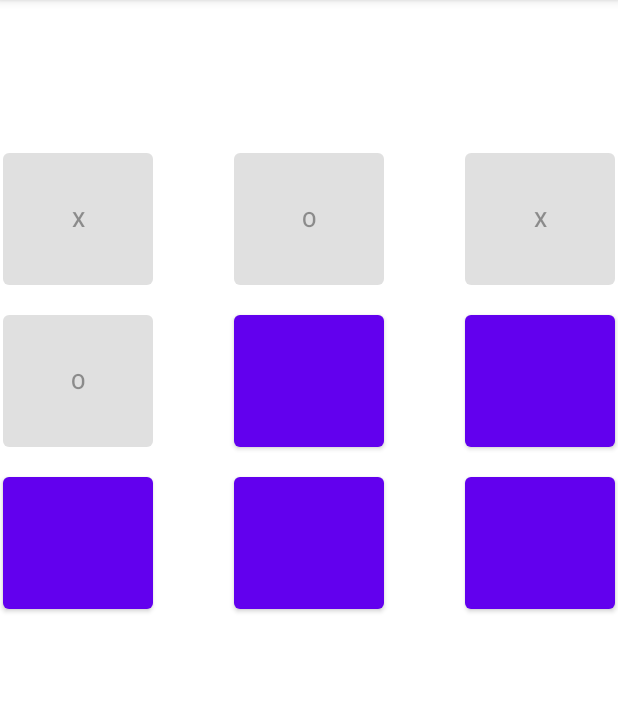
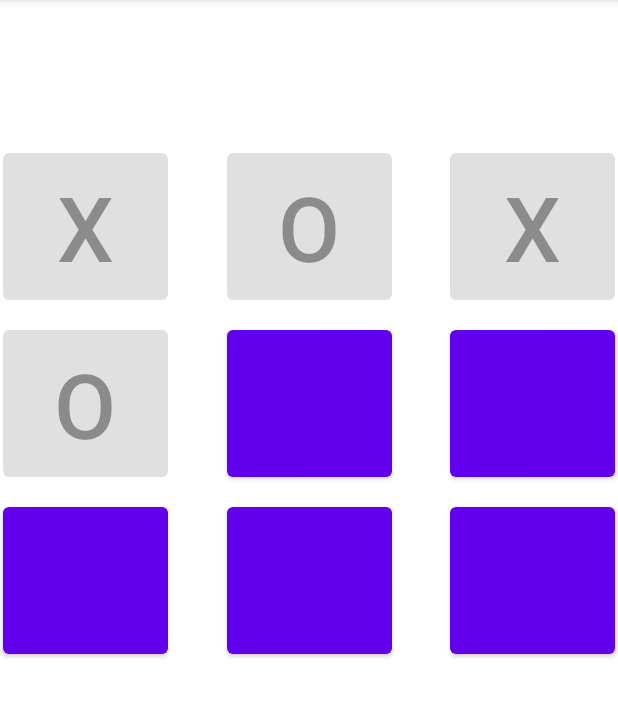
Before and after one commit to Andile-mazibuko/tic-tac-toe-android-project, an Android app: the screen it shows after launch (MainActivity), after a tap on an icon or button, on a phone screen of 412 x 824 dp, the part 84-801 px from its top. Run offline under Robolectric (Android 15) with nearby library versions, the phone set to English and light mode, and no system bars; 3 other taps on this screen came first.

Commit message:
Increased fonts

```diff
--- a/Tictactoe/app/src/main/java/com/example/tictactoe/MainActivity.java
+++ b/Tictactoe/app/src/main/java/com/example/tictactoe/MainActivity.java
@@ -52,6 +52,7 @@ public class MainActivity extends AppCompatActivity {
         Button btn21 = (Button) findViewById(R.id.btn21);
         Button btn22 = (Button) findViewById(R.id.btn22);
         Button[] buttons = {btn00,btn01,btn02,btn10,btn11,btn12,btn20,btn21,btn22};
+
         if((btn00.getText().equals(player) && btn01.getText().equals(player) && btn02.getText().equals(player)) ||
                 (btn10.getText().equals(player) && btn11.getText().equals(player) && btn12.getText().equals(player)) ||
                 (btn20.getText().equals(player) && btn21.getText().equals(player) && btn22.getText().equals(player)) ||
--- a/Tictactoe/app/src/main/res/layout/activity_main.xml
+++ b/Tictactoe/app/src/main/res/layout/activity_main.xml
@@ -8,10 +8,11 @@
 
     <Button
         android:id="@+id/btn00"
-        android:layout_width="100dp"
-        android:layout_height="100dp"
+        android:layout_width="110dp"
+        android:layout_height="110dp"
         android:layout_marginStart="2dp"
         android:layout_marginTop="96dp"
+        android:textSize="60sp"
         android:text=""
         android:onClick="buttonClicked"
         app:layout_constraintStart_toStartOf="parent"
@@ -19,43 +20,47 @@
 
     <Button
         android:id="@+id/btn01"
-        android:layout_width="100dp"
-        android:layout_height="100dp"
+        android:layout_width="110dp"
+        android:layout_height="110dp"
         android:layout_marginTop="96dp"
         android:text=""
         android:onClick="buttonClicked"
+        android:textSize="60sp"
         app:layout_constraintEnd_toStartOf="@+id/btn02"
         app:layout_constraintStart_toEndOf="@+id/btn00"
         app:layout_constraintTop_toTopOf="parent" />
 
     <Button
         android:id="@+id/btn02"
-        android:layout_width="100dp"
-        android:layout_height="100dp"
+        android:layout_width="110dp"
+        android:layout_height="110dp"
         android:layout_marginTop="96dp"
         android:layout_marginEnd="2dp"
         android:text=""
+        android:textSize="60sp"
         android:onClick="buttonClicked"
         app:layout_constraintEnd_toEndOf="parent"
         app:layout_constraintTop_toTopOf="parent" />
 
     <Button
         android:id="@+id/btn10"
-        android:layout_width="100dp"
-        android:layout_height="100dp"
+        android:layout_width="110dp"
+        android:layout_height="110dp"
         android:layout_marginStart="2dp"
         android:layout_marginTop="8dp"
         android:text=""
+        android:textSize="60sp"
         android:onClick="buttonClicked"
         app:layout_constraintStart_toStartOf="parent"
         app:layout_constraintTop_toBottomOf="@+id/btn00" />
 
     <Button
         android:id="@+id/btn11"
-        android:layout_width="100dp"
-        android:layout_height="100dp"
+        android:layout_width="110dp"
+        android:layout_height="110dp"
         android:layout_marginTop="8dp"
         android:text=""
+        android:textSize="60sp"
         android:onClick="buttonClicked"
         app:layout_constraintEnd_toStartOf="@+id/btn12"
         app:layout_constraintStart_toEndOf="@+id/btn10"
@@ -63,22 +68,24 @@
 
     <Button
         android:id="@+id/btn12"
-        android:layout_width="100dp"
-        android:layout_height="100dp"
+        android:layout_width="110dp"
+        android:layout_height="110dp"
         android:layout_marginTop="8dp"
         android:layout_marginEnd="2dp"
         android:text=""
+        android:textSize="60sp"
         android:onClick="buttonClicked"
         app:layout_constraintEnd_toEndOf="parent"
         app:layout_constraintTop_toBottomOf="@+id/btn02" />
 
     <Button
         android:id="@+id/btn20"
-        android:layout_width="100dp"
-        android:layout_height="100dp"
+        android:layout_width="110dp"
+        android:layout_height="110dp"
         android:layout_marginStart="2dp"
         android:layout_marginTop="8dp"
         android:text=""
+        android:textSize="60sp"
         android:onClick="buttonClicked"
         app:layout_constraintStart_toStartOf="parent"
         app:layout_constraintTop_toBottomOf="@+id/btn10" />
@@ -86,22 +93,24 @@
 
     <Button
         android:id="@+id/btn21"
-        android:layout_width="100dp"
-        android:layout_height="100dp"
+        android:layout_width="110dp"
+        android:layout_height="110dp"
         android:layout_marginTop="8dp"
         android:onClick="buttonClicked"
         android:text=""
+        android:textSize="60sp"
         app:layout_constraintEnd_toStartOf="@+id/btn22"
         app:layout_constraintStart_toEndOf="@+id/btn20"
         app:layout_constraintTop_toBottomOf="@+id/btn11" />
 
     <Button
         android:id="@+id/btn22"
-        android:layout_width="100dp"
-        android:layout_height="100dp"
+        android:layout_width="110dp"
+        android:layout_height="110dp"
         android:layout_marginTop="8dp"
         android:layout_marginEnd="2dp"
         android:text=""
+        android:textSize="60sp"
         android:onClick="buttonClicked"
         app:layout_constraintEnd_toEndOf="parent"
         app:layout_constraintTop_toBottomOf="@+id/btn12" />
```
